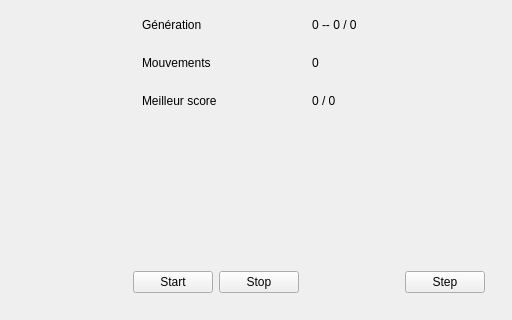
Old version of the form mainwindow.ui in the repository clebail/qtiasnake; both pictures show x 288 to 800 and y 280 to 600 of the 800 by 600 pixel window.
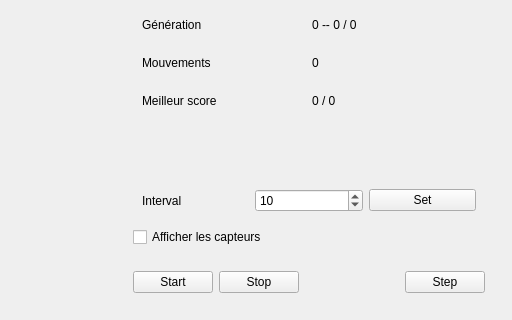
New version of the form. Custom widgets are drawn as their Qt base class.

```diff
--- a/mainwindow.ui
+++ b/mainwindow.ui
@@ -120,6 +120,46 @@
             </property>
            </spacer>
           </item>
+          <item>
+           <widget class="QWidget" name="widget_6" native="true">
+            <layout class="QHBoxLayout" name="horizontalLayout_6">
+             <item>
+              <widget class="QLabel" name="label_4">
+               <property name="text">
+                <string>Interval</string>
+               </property>
+              </widget>
+             </item>
+             <item>
+              <widget class="QSpinBox" name="spInterval">
+               <property name="minimum">
+                <number>1</number>
+               </property>
+               <property name="maximum">
+                <number>1000</number>
+               </property>
+               <property name="value">
+                <number>10</number>
+               </property>
+              </widget>
+             </item>
+             <item>
+              <widget class="QPushButton" name="pbSetInterval">
+               <property name="text">
+                <string>Set</string>
+               </property>
+              </widget>
+             </item>
+            </layout>
+           </widget>
+          </item>
+          <item>
+           <widget class="QCheckBox" name="cbSensors">
+            <property name="text">
+             <string>Afficher les capteurs</string>
+            </property>
+           </widget>
+          </item>
          </layout>
         </widget>
        </item>
```
